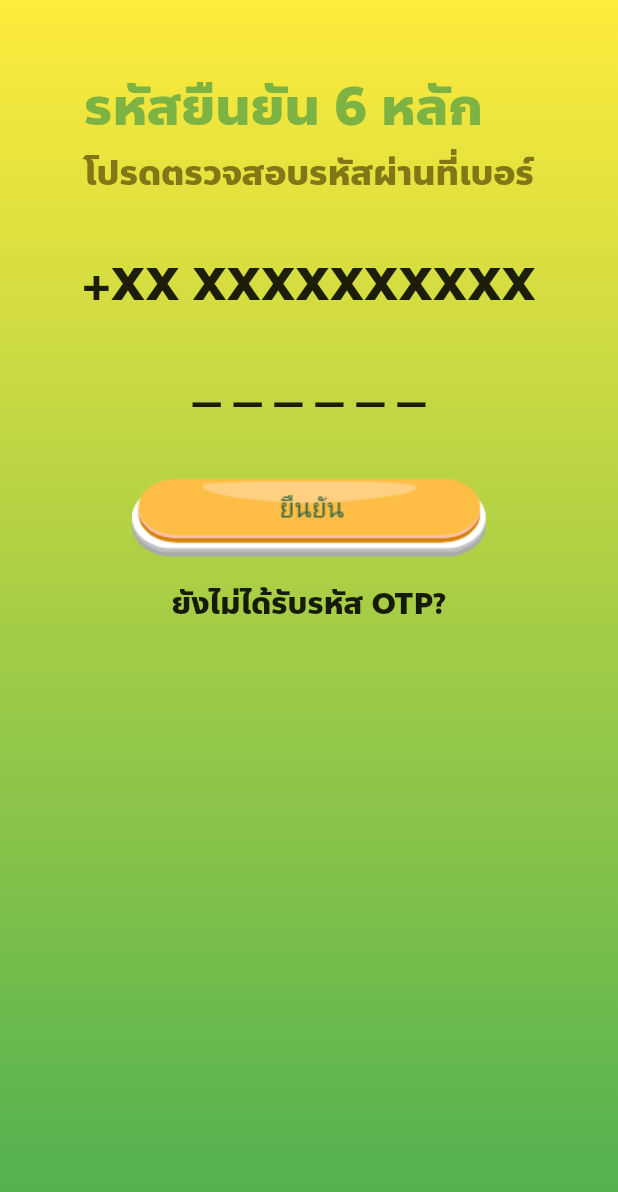
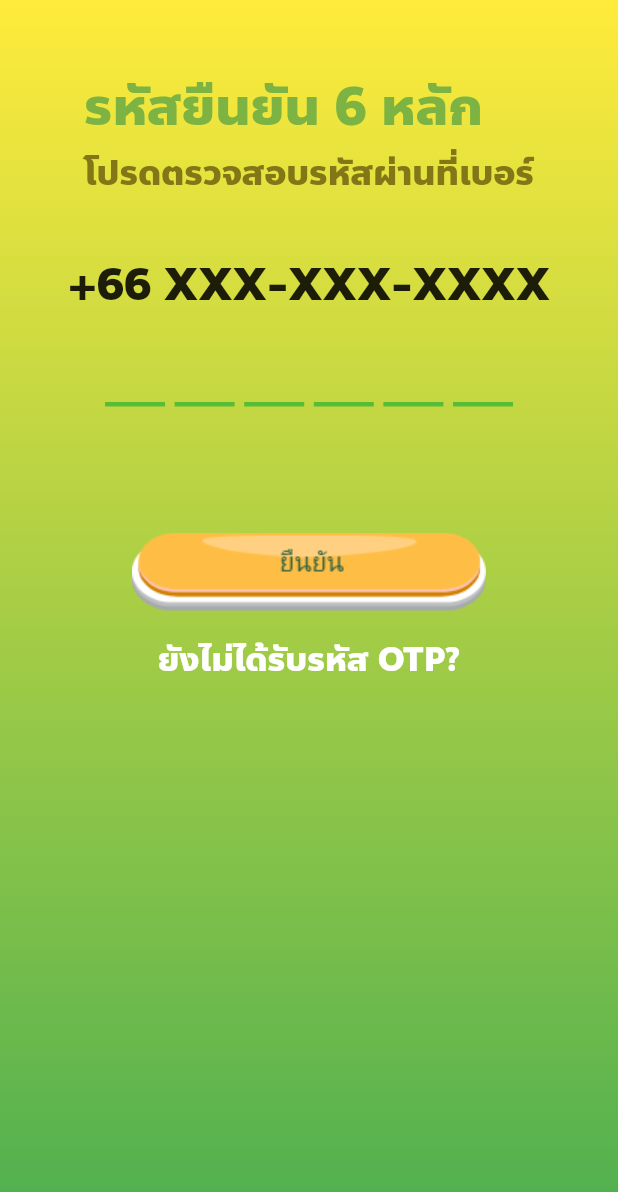
Before and after one commit to PatcharaMoolmai/Hero-Agri, a Flutter app: the MobileAuthenticatePage screen opened directly, on a phone screen of 412 x 824 dp. Shown: the top 1192 px of the screen. Run offline on Flutter 3.47's test engine with Material 2 defaults, Android fonts, the phone set to English and light mode, and no system bars; drawn by our look-alikes of pin_code_fields; our stand-ins replace carousel_slider, dots_indicator, font_awesome_flutter; missing offline and left inert: passwordfield.

Commit message:
mobile authenticathor mockup

```diff
--- a/lib/agro_plant_page.dart
+++ b/lib/agro_plant_page.dart
@@ -22,7 +22,7 @@ class AgroPlantPage extends StatelessWidget {
             crossAxisAlignment: CrossAxisAlignment.start,
             children: <Widget>[
               Text(
-                'หัวข้อ',
+                'หัวข้อ ${plant_count+1}',
                 style: TextStyle(
                     fontFamily: 'Anakotmai',
                     fontSize: 25,
--- a/lib/home_screen.dart
+++ b/lib/home_screen.dart
@@ -14,7 +14,7 @@ import 'card/tile_card.dart';
 import 'chatbot_page.dart';
 import 'notification_page.dart';
 import 'agri_plot_location/plot_area.dart';
-import 'setting_page.dart';
+import 'setting/setting_page.dart';
 import 'marketplace/marketplace_page.dart';
 
 class HomePage extends StatefulWidget {
@@ -74,7 +74,7 @@ class _HomePageState extends State<HomePage> {
                     elevation: 0,
                     showSelectedLabels: false,
                     showUnselectedLabels: false,
-                    selectedItemColor: Colors.green,
+                    selectedItemColor: Color(0xFF57BD37),
                     onTap: _onItemTapped,
                     currentIndex: _selectedIndex,
                     items: const <BottomNavigationBarItem>[
--- a/lib/intro_page.dart
+++ b/lib/login/intro_page.dart
@@ -6,8 +6,8 @@ import 'package:flutter/widgets.dart';
 import 'package:hero_agri/card/tile_card.dart';
 
 // Package import
-import 'package:hero_agri/login_screen.dart';
-import 'package:hero_agri/register_page.dart';
+import 'package:hero_agri/login/login_screen.dart';
+import 'package:hero_agri/login/register_page.dart';
 
 class AppIntroPage extends StatefulWidget {
   const AppIntroPage({Key key}) : super(key: key);
--- a/lib/login_screen.dart
+++ b/lib/login/login_screen.dart
@@ -1,6 +1,6 @@
 // Package imports
 import 'package:hero_agri/home_screen.dart';
-import 'package:hero_agri/register_page.dart';
+import 'package:hero_agri/login/register_page.dart';
 import 'package:flutter/material.dart';
 import 'package:flutter/cupertino.dart';
 import 'package:flutter/widgets.dart';
--- /dev/null
+++ b/lib/login/mobile_auth.dart
@@ -0,0 +1,195 @@
+// Package imports
+import 'dart:async';
+
+import 'package:hero_agri/home_screen.dart';
+import 'package:flutter/material.dart';
+import 'package:flutter/cupertino.dart';
+import 'package:flutter/widgets.dart';
+import 'package:passwordfield/passwordfield.dart';
+import 'package:pin_code_fields/pin_code_fields.dart';
+
+class MobileAuthenticatePage extends StatefulWidget {
+  const MobileAuthenticatePage({Key key}) : super(key: key);
+
+  @override
+  _MobileAuthenticatePageState createState() => _MobileAuthenticatePageState();
+}
+
+class _MobileAuthenticatePageState extends State<MobileAuthenticatePage> {
+
+  TextEditingController textEditingController = TextEditingController();
+  StreamController<ErrorAnimationType> errorController;
+
+  bool hasError = false;
+  String currentText = "";
+  final formKey = GlobalKey<FormState>();
+  @override
+  void initState() {
+    errorController = StreamController<ErrorAnimationType>();
+    super.initState();
+  }
+
+  @override
+  void dispose() {
+    errorController.close();
+
+    super.dispose();
+  }
+
+
+  @override
+  Widget build(BuildContext context) {
+    return Scaffold(
+        body: Container(
+      decoration: BoxDecoration(
+          gradient: LinearGradient(
+        begin: Alignment.topCenter,
+        end: Alignment.bottomCenter,
+        colors: [
+          Colors.yellow,
+          Colors.green,
+        ],
+      )),
+      child: Center(
+          child: Padding(
+        padding: EdgeInsets.all(40.0),
+        child: Column(
+          // mainAxisAlignment: MainAxisAlignment.center,
+          children: <Widget>[
+            Container(
+              child: ListTile(
+                title: Text(
+                  'รหัสยืนยัน 6 หลัก',
+                  style: TextStyle(
+                      fontFamily: 'Anakotmai',
+                      fontSize: 35,
+                      fontWeight: FontWeight.w600,
+                      color: Colors.lightGreen[600]),
+                ),
+                subtitle: Text(
+                  'โปรดตรวจสอบรหัสผ่านที่เบอร์',
+                  style: TextStyle(
+                      fontFamily: 'Anakotmai',
+                      fontSize: 23,
+                      fontWeight: FontWeight.w600,
+                      color: Colors.lime[900]),
+                ),
+              ),
+            ),
+            SizedBox(
+              height: 30,
+            ),
+            // Tel. number
+             Text(
+              '+66 XXX-XXX-XXXX',
+              style: TextStyle(
+                  fontFamily: 'Anakotmai',
+                  fontSize: 30,
+                  fontWeight: FontWeight.w600),
+            ),
+            // mobile authenticator pin form
+              Form(
+                key: formKey,
+                child: Padding(
+                    padding: const EdgeInsets.symmetric(
+                        vertical: 8.0, horizontal: 30),
+                    child: PinCodeTextField(
+                      appContext: context,
+                      // pastedTextStyle: TextStyle(
+                      //   color: Colors.green.shade600,
+                      //   fontWeight: FontWeight.bold,
+                      // ),
+                      length: 6,
+                      obscureText: true,
+                      // obscuringCharacter: '*',
+                      // obscuringWidget: FlutterLogo(
+                      //   size: 24,
+                      // ),
+                      blinkWhenObscuring: true,
+                      animationType: AnimationType.fade,
+                      // Validation
+                      validator: (v) {
+                        if (v.length < 3) {
+                          return "ต้องการรหัส OTP";
+                        } else {
+                          return null;
+                        }
+                      },
+                      pinTheme: PinTheme(
+                        // shape: PinCodeFieldShape.underline,
+                        inactiveFillColor: Colors.transparent,
+                        selectedFillColor: Colors.transparent,
+                        activeFillColor: Colors.transparent,
+                        inactiveColor: Color(0xFF57BD37),
+                        borderWidth: 3
+                        // borderRadius: BorderRadius.circular(5),
+                        // fieldHeight: 50,
+                        // fieldWidth: 40,
+                        // activeFillColor:
+                        //     hasError ? Colors.blue.shade100 : Colors.white,
+                      ),
+                      cursorColor: Colors.black,
+                      animationDuration: Duration(milliseconds: 300),
+                      enableActiveFill: true,
+                      errorAnimationController: errorController,
+                      controller: textEditingController,
+                      keyboardType: TextInputType.number,
+                      // boxShadows: [
+                      //   BoxShadow(
+                      //     offset: Offset(0, 1),
+                      //     color: Colors.black12,
+                      //     blurRadius: 10,
+                      //   )
+                      // ],
+                      onCompleted: (v) {
+                        print("Completed");
+                      },
+                      // onTap: () {
+                      //   print("Pressed");
+                      // },
+                      onChanged: (value) {
+                        print(value);
+                        setState(() {
+                          currentText = value;
+                        });
+                      },
+                      beforeTextPaste: (text) {
+                        print("Allowing to paste $text");
+                        //if you return true then it will show the paste confirmation dialog. Otherwise if false, then nothing will happen.
+                        //but you can show anything you want here, like your pop up saying wrong paste format or etc
+                        return true;
+                      },
+                    )),
+              ),
+            SizedBox(
+              height: 20,
+            ),
+            SizedBox(
+              height: 40,
+            ),
+            GestureDetector(
+              child: Image.asset('assets/image/button/confirm_btn.png'),
+              onTap: (){
+                Navigator.of(context).pushAndRemoveUntil(
+                      MaterialPageRoute(builder: (context) => HomePage()),
+                      (route) => false);
+              },
+            ),
+            SizedBox(
+              height: 15,
+            ),
+            // Resend OTP
+            GestureDetector(
+              child: Text('ยังไม่ได้รับรหัส OTP?',
+                  style: TextStyle(
+                      fontFamily: 'Anakotmai',
+                      fontSize: 22,
+                      color: Colors.white,
+                      fontWeight: FontWeight.w600)),
+            )
+          ],
+        ),
+      )),
+    ));
+  }
+}
--- a/lib/register_page.dart
+++ b/lib/login/register_page.dart
@@ -1,6 +1,6 @@
 // Package imports
-import 'package:hero_agri/eula_page.dart';
-import 'package:hero_agri/mobile_auth.dart';
+import 'package:hero_agri/login/eula_page.dart';
+import 'package:hero_agri/login/mobile_auth.dart';
 import 'package:flutter/material.dart';
 import 'package:flutter/cupertino.dart';
 import 'package:flutter/widgets.dart';
--- a/lib/main.dart
+++ b/lib/main.dart
@@ -1,5 +1,5 @@
 import 'package:flutter/material.dart';
-import 'package:hero_agri/intro_page.dart';
+import 'package:hero_agri/login/intro_page.dart';
 
 void main() {
   runApp(MyApp());
--- a/lib/mobile_auth.dart
+++ /dev/null
@@ -1,102 +0,0 @@
-// Package imports
-import 'package:hero_agri/home_screen.dart';
-import 'package:flutter/material.dart';
-import 'package:flutter/cupertino.dart';
-import 'package:flutter/widgets.dart';
-import 'package:passwordfield/passwordfield.dart';
-
-class MobileAuthenticatePage extends StatefulWidget {
-  const MobileAuthenticatePage({Key key}) : super(key: key);
-
-  @override
-  _MobileAuthenticatePageState createState() => _MobileAuthenticatePageState();
-}
-
-class _MobileAuthenticatePageState extends State<MobileAuthenticatePage> {
-  @override
-  Widget build(BuildContext context) {
-    return Scaffold(
-        body: Container(
-      decoration: BoxDecoration(
-          gradient: LinearGradient(
-        begin: Alignment.topCenter,
-        end: Alignment.bottomCenter,
-        colors: [
-          Colors.yellow,
-          Colors.green,
-        ],
-      )),
-      child: Center(
-          child: Padding(
-        padding: EdgeInsets.all(40.0),
-        child: Column(
-          // mainAxisAlignment: MainAxisAlignment.center,
-          children: <Widget>[
-            Container(
-              child: ListTile(
-                title: Text(
-                  'รหัสยืนยัน 6 หลัก',
-                  style: TextStyle(
-                      fontFamily: 'Anakotmai',
-                      fontSize: 35,
-                      fontWeight: FontWeight.w600,
-                      color: Colors.lightGreen[600]),
-                ),
-                subtitle: Text(
-                  'โปรดตรวจสอบรหัสผ่านที่เบอร์',
-                  style: TextStyle(
-                      fontFamily: 'Anakotmai',
-                      fontSize: 23,
-                      fontWeight: FontWeight.w600,
-                      color: Colors.lime[900]),
-                ),
-              ),
-            ),
-            SizedBox(
-              height: 30,
-            ),
-            Text(
-              '+XX XXXXXXXXXX',
-              style: TextStyle(
-                  fontFamily: 'Anakotmai',
-                  fontSize: 30,
-                  fontWeight: FontWeight.w600),
-            ),
-            SizedBox(
-              height: 20,
-            ),
-            Text(
-              '_ _ _ _ _ _',
-              style: TextStyle(
-                  fontFamily: 'Anakotmai',
-                  fontSize: 30,
-                  fontWeight: FontWeight.w600),
-            ),
-            SizedBox(
-              height: 40,
-            ),
-            GestureDetector(
-              child: Image.asset('assets/image/button/confirm_btn.png'),
-              onTap: (){
-                Navigator.of(context).pushAndRemoveUntil(
-                      MaterialPageRoute(builder: (context) => HomePage()),
-                      (route) => false);
-              },
-            ),
-            SizedBox(
-              height: 15,
-            ),
-            // Resend OTP
-            GestureDetector(
-              child: Text('ยังไม่ได้รับรหัส OTP?',
-                  style: TextStyle(
-                      fontFamily: 'Anakotmai',
-                      fontSize: 20,
-                      fontWeight: FontWeight.w600)),
-            )
-          ],
-        ),
-      )),
-    ));
-  }
-}
```
Also changed, not shown: lib/card/tile_expandable.dart (added, +109 -0 lines), lib/setting/add_actionee.dart (added, +189 -0 lines), lib/setting/manage_actionee.dart (added, +43 -0 lines), lib/setting/setting_page.dart (renamed from lib/setting_page.dart, +39 -2 lines), assets/image/button/save_btn.png (added), lib/login/eula_page.dart (renamed from lib/eula_page.dart).
